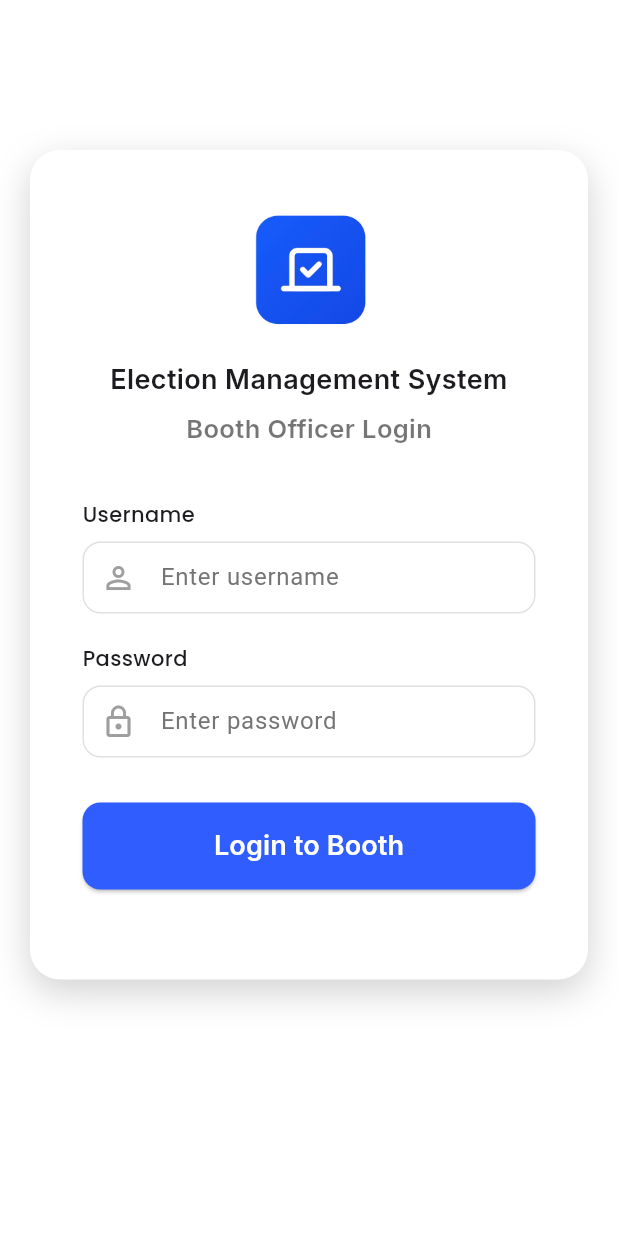
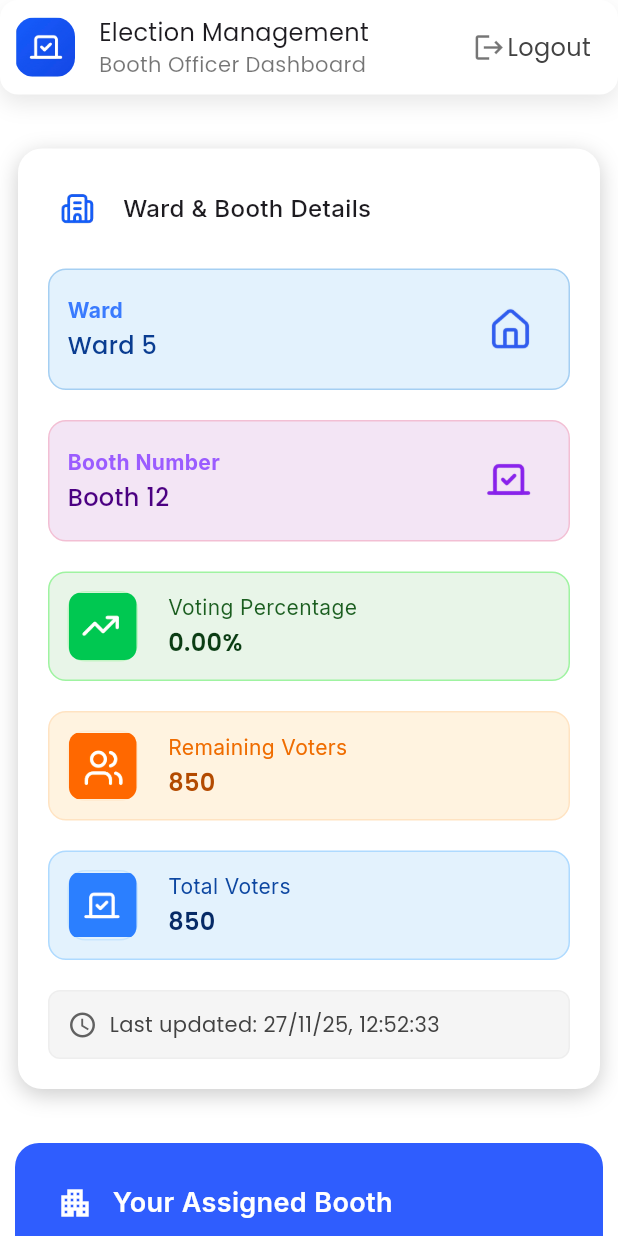
Before and after one commit to Albin2420/Election-Managment, a Flutter app: the screen it shows after launch, on a phone screen of 412 x 824 dp. Run offline on Flutter 3.47's test engine with Material 3 defaults, Android fonts, the phone set to English and light mode, and no system bars; our stand-ins replace dartz, dio, flutter_easyloading, flutter_secure_storage, fluttertoast, get and 1 more.

Commit message:
eighty percentage design implementation of homescreen at 27/11/25 at 6.21 pm

```diff
--- a/lib/src/app.dart
+++ b/lib/src/app.dart
@@ -1,3 +1,4 @@
+import 'package:election_management/src/presentation/screens/Homescreen/home_screen.dart';
 import 'package:election_management/src/presentation/screens/SplashScreen/splash_screen.dart';
 import 'package:flutter/material.dart';
 import 'package:flutter_easyloading/flutter_easyloading.dart';
@@ -12,7 +13,7 @@ class ElectionManagment extends StatelessWidget {
       title: 'Election Management',
       debugShowCheckedModeBanner: false,
       builder: EasyLoading.init(),
-      home: SplashScreen(),
+      home: HomeScreen(),
     );
   }
 }
--- a/lib/src/presentation/controller/AppstartupController/app_startup_controller.dart
+++ b/lib/src/presentation/controller/AppstartupController/app_startup_controller.dart
@@ -1,5 +1,4 @@
 import 'dart:developer';
-
 import 'package:election_management/src/presentation/screens/Auth/loginpage.dart';
 import 'package:flutter/material.dart';
 import 'package:get/get.dart';
--- /dev/null
+++ b/lib/src/presentation/screens/Homescreen/home_screen.dart
@@ -0,0 +1,118 @@
+import 'package:flutter/material.dart';
+import 'package:google_fonts/google_fonts.dart';
+import '../../widgets/home_screen/action_card.dart';
+import '../../widgets/home_screen/assigned_booth_section.dart';
+import '../../widgets/home_screen/simple_option_card.dart';
+import '../../widgets/home_screen/ward_booth_details.dart';
+import '../../widgets/home_screen/home_header.dart';
+
+class HomeScreen extends StatelessWidget {
+  const HomeScreen({super.key});
+
+  @override
+  Widget build(BuildContext context) {
+    return Scaffold(
+      backgroundColor: const Color(0xFFFFFFFF),
+      body: SingleChildScrollView(
+        child: SafeArea(
+          child: Column(
+            crossAxisAlignment: CrossAxisAlignment.start,
+            children: [
+              const HomeHeader(),        // <-- SEPARATED WIDGET
+              const SizedBox(height: 24),
+
+              const WardBoothDetails(wardnumber: '5', boothnumber: '12', percentagevote: '0.00', remainvote: '850', totalvote: '850', date: '27/11/25', time: '12:52:33',),
+              const SizedBox(height: 24),
+
+              Padding(
+                padding: const EdgeInsets.symmetric(
+                  horizontal: 10,
+                ),
+                child: const AssignedBoothSection(boothno: '12', wardno: '5', voteno: '849',),
+              ),
+              const SizedBox(height: 24),
+
+              Padding(
+                padding: const EdgeInsets.symmetric(
+                  horizontal: 10,
+                ),
+                child: Text(
+                  'Quick Actions',
+                  style: GoogleFonts.poppins(
+                    fontSize: 16,
+                    fontWeight: FontWeight.w600,
+                  ),
+                ),
+              ),
+              const SizedBox(height: 16),
+
+              Padding(
+                padding: const EdgeInsets.symmetric(horizontal: 10),
+                child: const ActionCard(
+                  icon: Icons.person_add,
+                  iconBgColor: Color(0xFF2F5DFE),
+                  title: 'Add Voter',
+                  subtitle: 'Register new voter',
+                ),
+              ),
+              const SizedBox(height: 16),
+
+              Padding(
+                padding: const EdgeInsets.symmetric(horizontal: 10),
+                child: const ActionCard(
+                  icon: Icons.check_circle,
+                  iconBgColor: Color(0xFF00C853),
+                  title: 'Mark Voter',
+                  subtitle: 'Tag political alliance',
+                ),
+              ),
+              const SizedBox(height: 16),
+
+              Padding(
+                padding: const EdgeInsets.symmetric(horizontal: 10),
+                child: const ActionCard(
+                  icon: Icons.search,
+                  iconBgColor: Color(0xFFD946EF),
+                  title: 'Search Voter',
+                  subtitle: 'Find voter details',
+                ),
+              ),
+              const SizedBox(height: 16),
+
+              Padding(
+                padding: const EdgeInsets.symmetric(horizontal: 10),
+                child: const ActionCard(
+                  icon: Icons.check_box_outlined,
+                  iconBgColor: Color(0xFFFF9100),
+                  title: 'Mark Voted',
+                  subtitle: 'Record cast votes',
+                ),
+              ),
+              const SizedBox(height: 24),
+
+              Padding(
+                padding: const EdgeInsets.symmetric(horizontal: 10),
+                child: Text(
+                  'Additional Options',
+                  style: GoogleFonts.poppins(
+                    fontSize: 16,
+                    fontWeight: FontWeight.w600,
+                  ),
+                ),
+              ),
+
+              const SizedBox(height: 12),
+
+              const SimpleOptionCard(
+                icon: Icons.home_outlined,
+                title: 'Search Home',
+              ),
+
+              const SizedBox(height: 32),
+            ],
+          ),
+        ),
+      ),
+    );
+  }
+}
--- /dev/null
+++ b/lib/src/presentation/widgets/home_screen/action_card.dart
@@ -0,0 +1,75 @@
+import 'package:flutter/material.dart';
+import 'package:google_fonts/google_fonts.dart';
+
+class ActionCard extends StatelessWidget {
+  final IconData icon;
+  final Color iconBgColor;
+  final String title;
+  final String subtitle;
+
+  const ActionCard({
+    super.key,
+    required this.icon,
+    required this.iconBgColor,
+    required this.title,
+    required this.subtitle,
+  });
+
+  @override
+  Widget build(BuildContext context) {
+    return Container(
+      width: double.infinity, // full-width
+      padding: const EdgeInsets.all(16),
+      decoration: BoxDecoration(
+        color: Colors.white,
+        borderRadius: BorderRadius.circular(20),
+        boxShadow: [
+          BoxShadow(
+            color: Colors.black.withOpacity(0.1),
+            blurRadius: 10,
+            offset: const Offset(0, 4),
+          ),
+        ],
+      ),
+      child: Column(
+        mainAxisSize: MainAxisSize.min,
+        crossAxisAlignment: CrossAxisAlignment.center, // centered horizontally
+        children: [
+          // Icon Container
+          Container(
+            padding: const EdgeInsets.all(16),
+            decoration: BoxDecoration(
+              color: iconBgColor,
+              borderRadius: BorderRadius.circular(16),
+            ),
+            child: Icon(icon, color: Colors.white, size: 28),
+          ),
+
+          const SizedBox(height: 16), // space between icon and title
+
+          // Title
+          Text(
+            title,
+            style: GoogleFonts.poppins(
+              fontSize: 18,
+              fontWeight: FontWeight.w600,
+            ),
+            textAlign: TextAlign.center,
+          ),
+
+          const SizedBox(height: 4), // space between title and subtitle
+
+          // Subtitle
+          Text(
+            subtitle,
+            style: GoogleFonts.poppins(
+              fontSize: 14,
+              color: Colors.grey.shade600,
+            ),
+            textAlign: TextAlign.center,
+          ),
+        ],
+      ),
+    );
+  }
+}
--- /dev/null
+++ b/lib/src/presentation/widgets/home_screen/assigned_booth_section.dart
@@ -0,0 +1,68 @@
+import 'package:flutter/material.dart';
+import 'package:google_fonts/google_fonts.dart';
+
+class AssignedBoothSection extends StatelessWidget {
+  final String boothno;
+  final String wardno;
+  final String voteno;
+  const AssignedBoothSection({super.key, required this.boothno, required this.wardno, required this.voteno});
+
+  @override
+  Widget build(BuildContext context) {
+    return Container(
+      padding: const EdgeInsets.all(20),
+      decoration: BoxDecoration(
+        color: const Color(0xFF2F5DFE),
+        borderRadius: BorderRadius.circular(16),
+      ),
+      child: Column(
+        crossAxisAlignment: CrossAxisAlignment.start,
+        children: [
+          Row(
+            children: [
+              Container(
+                padding: const EdgeInsets.all(8),
+                decoration: BoxDecoration(
+                  // color: Colors.white.withOpacity(0.2),
+                  borderRadius: BorderRadius.circular(8),
+                ),
+                child: const Icon(Icons.apartment_outlined,
+                    color: Colors.white),
+              ),
+              const SizedBox(width: 5),
+              Expanded(
+                child: Text(
+                  'Your Assigned Booth',
+                  style: GoogleFonts.inter(
+                    fontSize: 18,
+                    fontWeight: FontWeight.w600,
+                    color: Colors.white,
+                  ),
+                ),
+              ),
+            ],
+          ),
+
+          const SizedBox(height: 16),
+
+          Text('You are managing Booth $boothno in Ward $wardno',
+              style: GoogleFonts.poppins(
+                  fontSize: 14, color: Colors.white)),
+
+          const SizedBox(height: 12),
+
+          Container(
+            padding: const EdgeInsets.all(12),
+            decoration: BoxDecoration(
+              color: Colors.white.withOpacity(0.15),
+              borderRadius: BorderRadius.circular(8),
+            ),
+            child: Text('Total Registered Voters: $voteno',
+                style: GoogleFonts.poppins(
+                    fontSize: 13, color: Colors.white)),
+          ),
+        ],
+      ),
+    );
+  }
+}
--- /dev/null
+++ b/lib/src/presentation/widgets/home_screen/home_header.dart
@@ -0,0 +1,80 @@
+import 'package:flutter/material.dart';
+import 'package:google_fonts/google_fonts.dart';
+
+class HomeHeader extends StatelessWidget {
+  const HomeHeader({super.key});
+
+  @override
+  Widget build(BuildContext context) {
+    return Row(
+      mainAxisAlignment: MainAxisAlignment.spaceBetween,
+      children: [
+        Expanded(
+          child: Container(
+            padding: const EdgeInsets.symmetric(horizontal: 10, vertical: 10),
+            decoration: BoxDecoration(
+              color: Colors.white,
+              borderRadius: BorderRadius.circular(12),
+              boxShadow: [
+                BoxShadow(
+                  color: Colors.black.withOpacity(0.09),
+                  blurRadius: 12,
+                  offset: const Offset(0, 6),
+                ),
+              ],
+            ),
+            child: Row(
+              children: [
+                Container(
+                  width: 40,
+                  height: 40,
+                  decoration: BoxDecoration(
+                    borderRadius: BorderRadius.circular(13),
+                    image: const DecorationImage(
+                      image: AssetImage('assets/images/tick_mark.png'),
+                      fit: BoxFit.cover,
+                    ),
+                  ),
+                ),
+
+                const SizedBox(width: 16),
+
+                Expanded(
+                  child: Column(
+                    crossAxisAlignment: CrossAxisAlignment.start,
+                    children: [
+                      Text('Election Management',
+                          overflow: TextOverflow.ellipsis,
+                          style: GoogleFonts.poppins(fontSize: 16)),
+                      Text('Booth Officer Dashboard',
+                          overflow: TextOverflow.ellipsis,
+                          style: GoogleFonts.poppins(
+                              fontSize: 14, color: Colors.black54)),
+                    ],
+                  ),
+                ),
+
+                Padding(
+                  padding: const EdgeInsets.all(8.0),
+                  child: Row(
+                    children: [
+                      const Icon(Icons.logout, size: 22, color: Colors.black54),
+                      const SizedBox(width: 1),
+                      Text(
+                        'Logout',
+                        style: GoogleFonts.poppins(
+                          fontSize: 16,
+                          color: Colors.grey[800],
+                        ),
+                      ),
+                    ],
+                  ),
+                ),
+              ],
+            ),
+          ),
+        ),
+      ],
+    );
+  }
+}
--- /dev/null
+++ b/lib/src/presentation/widgets/home_screen/info_card.dart
@@ -0,0 +1,60 @@
+import 'package:flutter/material.dart';
+import 'package:google_fonts/google_fonts.dart';
+
+class InfoCard extends StatelessWidget {
+  final String imageName;
+  final Color bgColor;
+  final String label;
+  final String value;
+  final Color labelColor;
+  final Color valueColor;
+  final Color borderBaseColor;
+
+  const InfoCard({
+    super.key,
+    required this.imageName,
+    required this.bgColor,
+    required this.label,
+    required this.value,
+    required this.labelColor,
+    required this.valueColor,
+    required this.borderBaseColor,
+  });
+
+  @override
+  Widget build(BuildContext context) {
+    final Color borderColor =
+    Color.lerp(borderBaseColor, Colors.black, 0.05)!;
+
+    return Container(
+      padding: const EdgeInsets.all(12),
+      decoration: BoxDecoration(
+        color: bgColor,
+        borderRadius: BorderRadius.circular(12),
+        border: Border.all(color: borderColor),
+      ),
+      child: Row(
+        mainAxisAlignment: MainAxisAlignment.spaceBetween,
+        children: [
+          Column(
+            crossAxisAlignment: CrossAxisAlignment.start,
+            children: [
+              Text(label,
+                  style: GoogleFonts.inter(
+                      fontWeight: FontWeight.w700,
+                      fontSize: 14,
+                      color: labelColor)),
+              const SizedBox(height: 2),
+              Text(value,
+                  style: GoogleFonts.poppins(
+                      fontSize: 16,
+                      fontWeight: FontWeight.w500,
+                      color: valueColor)),
+            ],
+          ),
+          Image.asset(imageName, width: 55, height: 55),
+        ],
+      ),
+    );
+  }
+}
--- /dev/null
+++ b/lib/src/presentation/widgets/home_screen/simple_option_card.dart
@@ -0,0 +1,39 @@
+import 'package:flutter/material.dart';
+import 'package:google_fonts/google_fonts.dart';
+
+class SimpleOptionCard extends StatelessWidget {
+  final IconData icon;
+  final String title;
+
+  const SimpleOptionCard({
+    super.key,
+    required this.icon,
+    required this.title,
+  });
+
+  @override
+  Widget build(BuildContext context) {
+    return Container(
+      padding: const EdgeInsets.all(16),
+      decoration: BoxDecoration(
+        color: Colors.white,
+        borderRadius: BorderRadius.circular(12),
+        border: Border.all(color: Colors.grey.shade200),
+      ),
+      child: Row(
+        children: [
+          Icon(icon, color: Colors.grey.shade600, size: 22),
+          const SizedBox(width: 16),
+
+          Expanded(
+            child: Text(title,
+                style: GoogleFonts.poppins(
+                    fontSize: 14, fontWeight: FontWeight.w500)),
+          ),
+
+          Icon(Icons.chevron_right, color: Colors.grey.shade400),
+        ],
+      ),
+    );
+  }
+}
--- /dev/null
+++ b/lib/src/presentation/widgets/home_screen/vote_card.dart
@@ -0,0 +1,71 @@
+import 'package:flutter/material.dart';
+import 'package:google_fonts/google_fonts.dart';
+
+class VoteCard extends StatelessWidget {
+  final String imagePath;
+  final Color bgColor;
+  final String label;
+  final String value;
+  final Color borderColor;
+  final Color labelColor;
+  final Color valueColor;
+
+  const VoteCard({
+    super.key,
+    required this.imagePath,
+    required this.bgColor,
+    required this.label,
+    required this.value,
+    required this.borderColor,
+    required this.labelColor,
+    required this.valueColor,
+  });
+
+  @override
+  Widget build(BuildContext context) {
+    return Container(
+      padding: const EdgeInsets.all(12),
+      decoration: BoxDecoration(
+        color: bgColor,
+        borderRadius: BorderRadius.circular(12),
+        border: Border.all(color: borderColor),
+      ),
+      child: Row(
+        children: [
+          Container(
+            decoration: BoxDecoration(
+              borderRadius: BorderRadius.circular(12),
+              border:
+              Border.all(color: borderColor.withOpacity(0.5)),
+            ),
+            child: ClipRRect(
+              borderRadius: BorderRadius.circular(8),
+              child: Image.asset(imagePath,
+                  width: 45, height: 45, fit: BoxFit.contain),
+            ),
+          ),
+
+          const SizedBox(width: 20),
+
+          Column(
+            crossAxisAlignment: CrossAxisAlignment.start,
+            children: [
+              Text(label,
+                  style: GoogleFonts.inter(
+                    fontSize: 14,
+                    color: labelColor,
+                  )),
+              const SizedBox(height: 2),
+              Text(value,
+                  style: GoogleFonts.poppins(
+                    fontSize: 16,
+                    fontWeight: FontWeight.w600,
+                    color: valueColor,
+                  )),
+            ],
+          ),
+        ],
+      ),
+    );
+  }
+}
--- /dev/null
+++ b/lib/src/presentation/widgets/home_screen/ward_booth_details.dart
@@ -0,0 +1,141 @@
+import 'package:flutter/material.dart';
+import 'package:google_fonts/google_fonts.dart';
+
+import 'info_card.dart';
+import 'vote_card.dart';
+
+class WardBoothDetails extends StatelessWidget {
+  final String wardnumber;
+  final String boothnumber;
+  final String percentagevote;
+  final String remainvote;
+  final String totalvote;
+  final String date;
+  final String time;
+  const WardBoothDetails({super.key,required this.wardnumber, required this.boothnumber,required this.percentagevote,required this.remainvote,required this.totalvote, required this.date, required this.time,});
+
+  @override
+  Widget build(BuildContext context) {
+    return Padding(
+      padding: const EdgeInsets.all(12.0),
+      child: Container(
+        width: double.infinity,
+        padding: const EdgeInsets.all(20),
+        decoration: BoxDecoration(
+          color: Colors.white,
+          borderRadius: BorderRadius.circular(16),
+          boxShadow: [
+            BoxShadow(
+              color: Colors.black.withOpacity(0.2),
+              blurRadius: 12,
+              offset: const Offset(0, 4),
+            ),
+          ],
+        ),
+        child: Column(
+          crossAxisAlignment: CrossAxisAlignment.start,
+          children: [
+            Row(
+              children: [
+                Image.asset('assets/images/ward.png',
+                    width: 40, height: 40),
+                const SizedBox(width: 10),
+
+                Text('Ward & Booth Details',
+                    style: GoogleFonts.inter(
+                      fontSize: 16,
+                      fontWeight: FontWeight.w500,
+                    )),
+              ],
+            ),
+
+            const SizedBox(height: 20),
+
+            InfoCard(
+              bgColor: const Color(0xFFE3F2FD),
+              label: 'Ward',
+              value: 'Ward $wardnumber',
+              labelColor: const Color(0xFF3A7BFE),
+              valueColor: const Color(0xFF0A3D91),
+              imageName: 'assets/images/home.png',
+              borderBaseColor: const Color(0xFFAEDAFF),
+            ),
+
+            const SizedBox(height: 20),
+
+            InfoCard(
+              bgColor: const Color(0xFFF3E5F5),
+              label: 'Booth Number',
+              value: 'Booth $boothnumber',
+              labelColor: const Color(0xFF9B5CFF),
+              valueColor: const Color(0xFF4B0082),
+              imageName: 'assets/images/tick.png',
+              borderBaseColor: const Color(0xFFFFC9DF),
+            ),
+
+            const SizedBox(height: 20),
+
+            VoteCard(
+              bgColor: const Color(0xFFE8F5E8),
+              label: 'Voting Percentage',
+              value: '$percentagevote%',
+              borderColor: const Color(0xFF9FF3A1),
+              labelColor: const Color(0xFF1B5E20),
+              valueColor: const Color(0xFF0B3D14),
+              imagePath: 'assets/images/green.png',
+            ),
+
+            const SizedBox(height: 20),
+
+            VoteCard(
+              bgColor: const Color(0xFFFFF3E0),
+              label: 'Remaining Voters',
+              value: '$remainvote',
+              borderColor: const Color(0xFFFFE3C2),
+              labelColor: const Color(0xFFEF6C00),
+              valueColor: const Color(0xFFB34A00),
+              imagePath: 'assets/images/orange.png',
+            ),
+
+            const SizedBox(height: 20),
+
+            VoteCard(
+              bgColor: const Color(0xFFE3F2FD),
+              label: 'Total Voters',
+              value: '$totalvote',
+              borderColor: const Color(0xFFAEDAFF),
+              labelColor: const Color(0xFF0D47A1),
+              valueColor: const Color(0xFF062A66),
+              imagePath: 'assets/images/blue.png',
+            ),
+
+            const SizedBox(height: 20),
+
+            Container(
+              padding: const EdgeInsets.all(12),
+              decoration: BoxDecoration(
+                color: Colors.grey[100],
+                border: Border.all(color: Colors.grey.shade200, width: 1),
+                borderRadius: BorderRadius.circular(8),
+              ),
+              child: Row(
+                children: [
+                   Icon(Icons.access_time,
+                      color: Colors.grey.shade700, size: 20),
+                  const SizedBox(width: 8),
+                  Text(
+                    'Last updated: $date, $time',
+                    style: GoogleFonts.poppins(
+                      fontSize: 14,
+                      color: Colors.grey[800],
+                    ),
+                  ),
+                ],
+              ),
+            )
+          ],
+        ),
+      ),
+    );
+  }
+}
```
Also changed, not shown: assets/images/blue.png (added), assets/images/green.png (added), assets/images/home.png (added), assets/images/orange.png (added), assets/images/tick.png (added), assets/images/ward.png (added).
